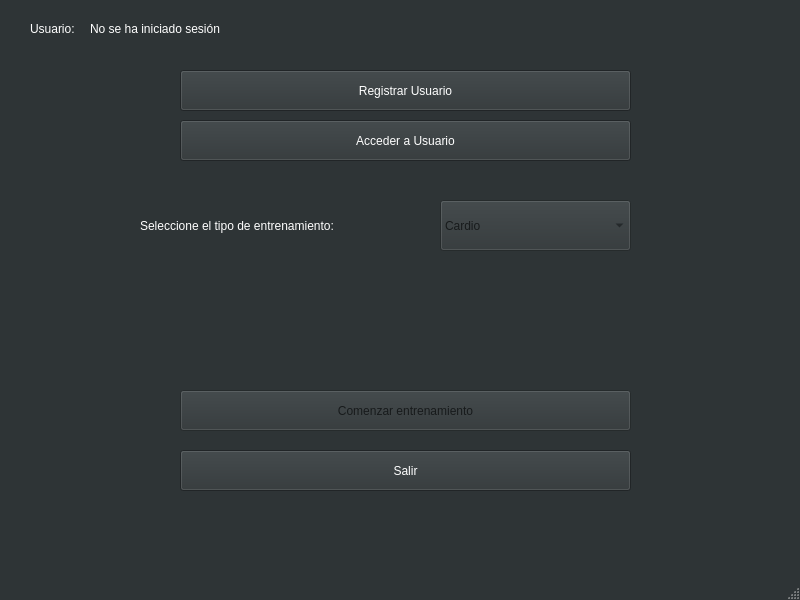
Before: the Qt Designer form UI_Files/mainwindow.ui in JorgeGuerra99/software_sport_bike, drawn with Qt 5.
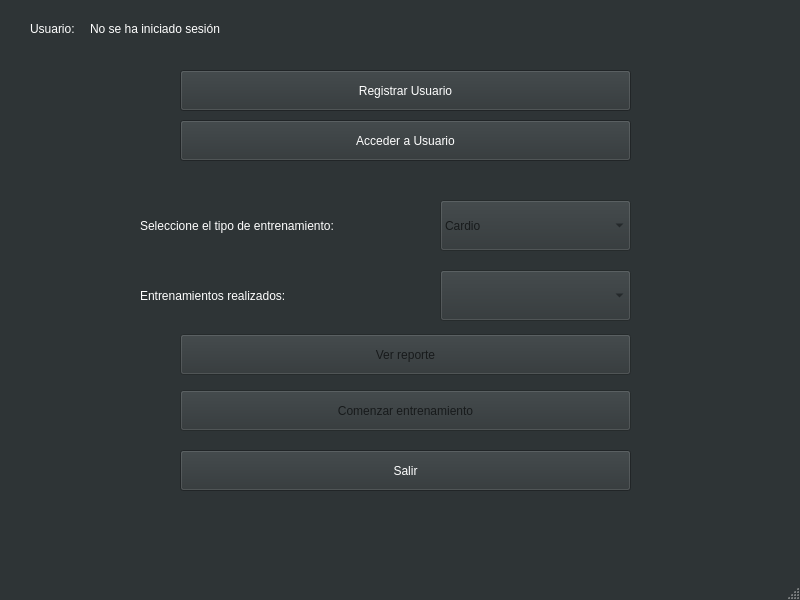
After: the same form once the commit is applied.

The edit to the form file:
```diff
--- a/UI_Files/mainwindow.ui
+++ b/UI_Files/mainwindow.ui
@@ -76,15 +76,6 @@
        </color>
       </brush>
      </colorrole>
-     <colorrole role="BrightText">
-      <brush brushstyle="SolidPattern">
-       <color alpha="255">
-        <red>255</red>
-        <green>255</green>
-        <blue>255</blue>
-       </color>
-      </brush>
-     </colorrole>
      <colorrole role="ButtonText">
       <brush brushstyle="SolidPattern">
        <color alpha="255">
@@ -139,24 +130,6 @@
        </color>
       </brush>
      </colorrole>
-     <colorrole role="ToolTipBase">
-      <brush brushstyle="SolidPattern">
-       <color alpha="255">
-        <red>255</red>
-        <green>255</green>
-        <blue>220</blue>
-       </color>
-      </brush>
-     </colorrole>
-     <colorrole role="ToolTipText">
-      <brush brushstyle="SolidPattern">
-       <color alpha="255">
-        <red>0</red>
-        <green>0</green>
-        <blue>0</blue>
-       </color>
-      </brush>
-     </colorrole>
      <colorrole role="PlaceholderText">
       <brush brushstyle="SolidPattern">
        <color alpha="128">
@@ -231,15 +204,6 @@
        </color>
       </brush>
      </colorrole>
-     <colorrole role="BrightText">
-      <brush brushstyle="SolidPattern">
-       <color alpha="255">
-        <red>255</red>
-        <green>255</green>
-        <blue>255</blue>
-       </color>
-      </brush>
-     </colorrole>
      <colorrole role="ButtonText">
       <brush brushstyle="SolidPattern">
        <color alpha="255">
@@ -294,24 +258,6 @@
        </color>
       </brush>
      </colorrole>
-     <colorrole role="ToolTipBase">
-      <brush brushstyle="SolidPattern">
-       <color alpha="255">
-        <red>255</red>
-        <green>255</green>
-        <blue>220</blue>
-       </color>
-      </brush>
-     </colorrole>
-     <colorrole role="ToolTipText">
-      <brush brushstyle="SolidPattern">
-       <color alpha="255">
-        <red>0</red>
-        <green>0</green>
-        <blue>0</blue>
-       </color>
-      </brush>
-     </colorrole>
      <colorrole role="PlaceholderText">
       <brush brushstyle="SolidPattern">
        <color alpha="128">
@@ -386,15 +332,6 @@
        </color>
       </brush>
      </colorrole>
-     <colorrole role="BrightText">
-      <brush brushstyle="SolidPattern">
-       <color alpha="255">
-        <red>255</red>
-        <green>255</green>
-        <blue>255</blue>
-       </color>
-      </brush>
-     </colorrole>
      <colorrole role="ButtonText">
       <brush brushstyle="SolidPattern">
        <color alpha="255">
@@ -449,24 +386,6 @@
        </color>
       </brush>
      </colorrole>
-     <colorrole role="ToolTipBase">
-      <brush brushstyle="SolidPattern">
-       <color alpha="255">
-        <red>255</red>
-        <green>255</green>
-        <blue>220</blue>
-       </color>
-      </brush>
-     </colorrole>
-     <colorrole role="ToolTipText">
-      <brush brushstyle="SolidPattern">
-       <color alpha="255">
-        <red>0</red>
-        <green>0</green>
-        <blue>0</blue>
-       </color>
-      </brush>
-     </colorrole>
      <colorrole role="PlaceholderText">
       <brush brushstyle="SolidPattern">
        <color alpha="128">
@@ -605,6 +524,51 @@
      <string>Seleccione el tipo de entrenamiento:</string>
     </property>
    </widget>
+   <widget class="QLabel" name="label_4">
+    <property name="enabled">
+     <bool>true</bool>
+    </property>
+    <property name="geometry">
+     <rect>
+      <x>140</x>
+      <y>270</y>
+      <width>221</width>
+      <height>51</height>
+     </rect>
+    </property>
+    <property name="text">
+     <string>Entrenamientos realizados:</string>
+    </property>
+   </widget>
+   <widget class="QComboBox" name="comboBox_2">
+    <property name="enabled">
+     <bool>false</bool>
+    </property>
+    <property name="geometry">
+     <rect>
+      <x>440</x>
+      <y>270</y>
+      <width>191</width>
+      <height>51</height>
+     </rect>
+    </property>
+   </widget>
+   <widget class="QPushButton" name="pushButton_5">
+    <property name="enabled">
+     <bool>false</bool>
+    </property>
+    <property name="geometry">
+     <rect>
+      <x>180</x>
+      <y>334</y>
+      <width>451</width>
+      <height>41</height>
+     </rect>
+    </property>
+    <property name="text">
+     <string>Ver reporte</string>
+    </property>
+   </widget>
   </widget>
   <widget class="QMenuBar" name="menubar">
    <property name="geometry">
```
Left out of the diff: 3 changed lines with no effect on the pictures.
